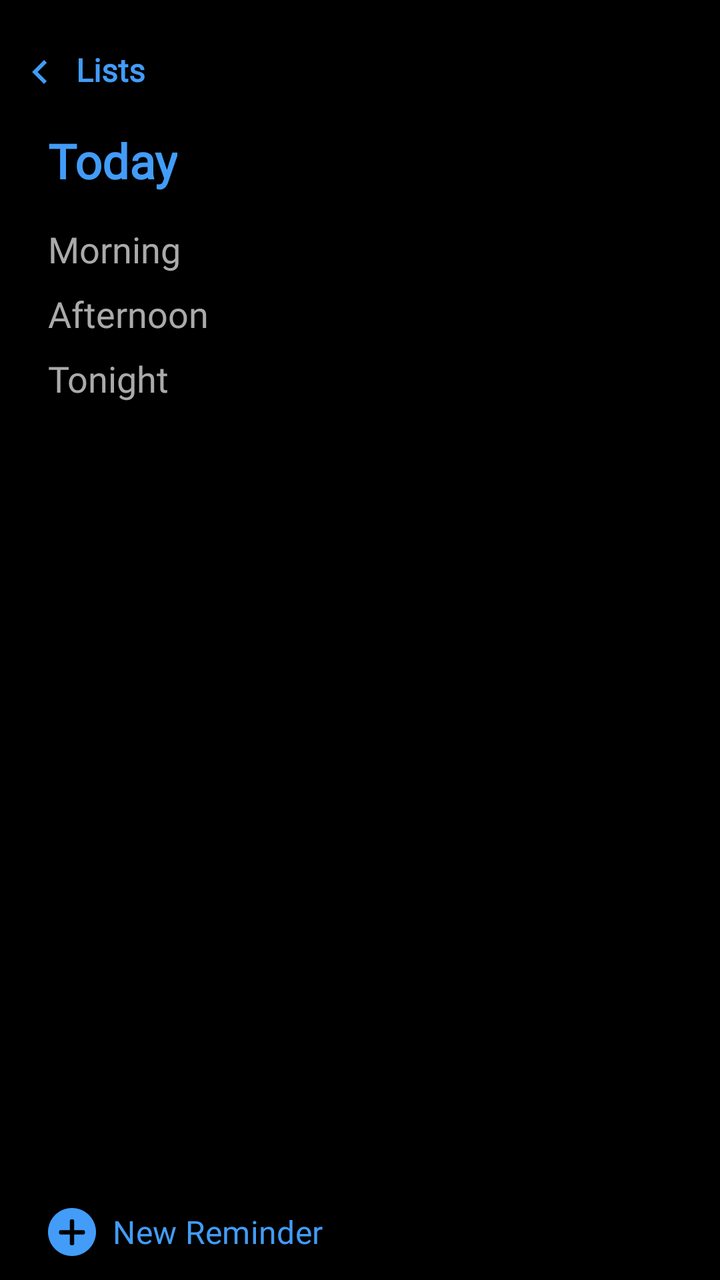
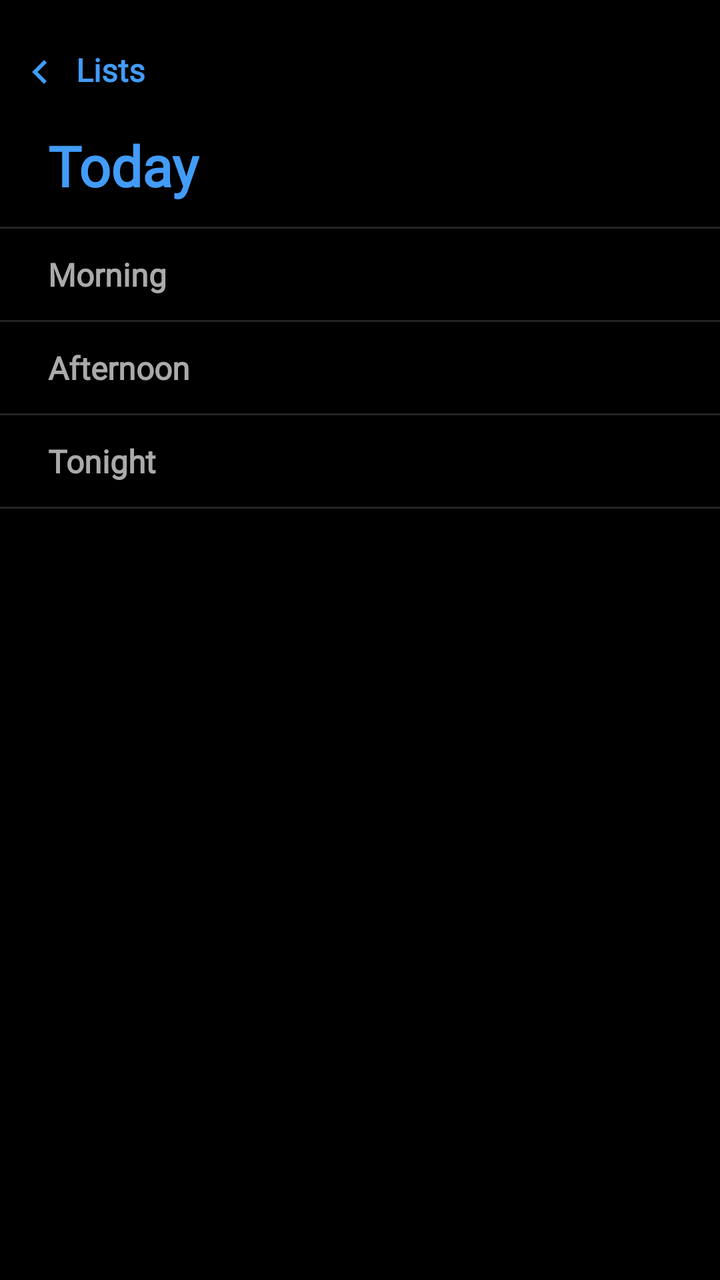

Screens rendered from an Android XML layout before and after an edit, with the pre-edit source and the edit as a unified diff.
<!-- AndroidManifest.xml: application theme Theme.RemindersTDL -->
<!-- res/layout/fragment_today.xml -->
<?xml version="1.0" encoding="utf-8"?>
<RelativeLayout xmlns:android="http://schemas.android.com/apk/res/android"
    xmlns:app="http://schemas.android.com/apk/res-auto"
    android:id="@+id/main"
    android:layout_width="match_parent"
    android:layout_height="match_parent"
    android:animateLayoutChanges="true"
    android:background="@color/black">

    <LinearLayout
        android:layout_width="match_parent"
        android:layout_height="wrap_content"
        android:layout_alignParentTop="true"
        android:orientation="vertical">

        <TextView
            android:id="@+id/backToHomeBtn"
            android:layout_width="wrap_content"
            android:layout_height="wrap_content"
            android:layout_marginTop="16dp"
            android:drawablePadding="6dp"
            android:fontFamily="@font/roboto_regular"
            android:padding="8dp"
            android:text="@string/lists"
            android:textColor="@color/light_blue"
            android:textSize="16sp"
            android:textStyle="bold"
            app:drawableStartCompat="@drawable/arrow_left" />

        <ScrollView
            android:layout_width="match_parent"
            android:layout_height="match_parent"
            android:background="@color/black">

            <RelativeLayout
                android:layout_width="match_parent"
                android:layout_height="wrap_content">

                <TextView
                    android:id="@+id/today_text"
                    android:layout_width="wrap_content"
                    android:layout_height="wrap_content"
                    android:layout_marginHorizontal="16dp"
                    android:fontFamily="@font/roboto_bold"
                    android:padding="8dp"
                    android:text="@string/today"
                    android:textColor="@color/light_blue"
                    android:textSize="24sp"
                    android:textStyle="bold" />

                <LinearLayout
                    android:layout_width="match_parent"
                    android:layout_height="wrap_content"
                    android:layout_below="@+id/today_text"
                    android:layout_marginHorizontal="16dp"
                    android:orientation="vertical"
                    android:padding="8dp">

                    
                    <TextView
                        android:id="@+id/text_morning"
                        android:layout_width="match_parent"
                        android:layout_height="wrap_content"
                        android:fontFamily="@font/roboto_bold"
                        android:paddingBottom="8dp"
                        android:text="@string/morning"
                        android:textColor="@android:color/darker_gray"
                        android:textSize="18sp" />

                    <androidx.recyclerview.widget.RecyclerView
                        android:id="@+id/recycler_morning"
                        android:layout_width="match_parent"
                        android:layout_height="wrap_content"
                        android:layout_marginBottom="16dp"
                        android:visibility="gone" />

                    
                    <TextView
                        android:id="@+id/text_afternoon"
                        android:layout_width="match_parent"
                        android:layout_height="wrap_content"
                        android:fontFamily="@font/roboto_bold"
                        android:paddingBottom="8dp"
                        android:text="@string/afternoon"
                        android:textColor="@android:color/darker_gray"
                        android:textSize="18sp" />

                    <androidx.recyclerview.widget.RecyclerView
                        android:id="@+id/recycler_afternoon"
                        android:layout_width="match_parent"
                        android:layout_height="wrap_content"
                        android:layout_marginBottom="16dp"
                        android:visibility="gone" />

                    
                    <TextView
                        android:id="@+id/text_tonight"
                        android:layout_width="match_parent"
                        android:layout_height="wrap_content"
                        android:fontFamily="@font/roboto_bold"
                        android:paddingBottom="8dp"
                        android:text="@string/tonight"
                        android:textColor="@android:color/darker_gray"
                        android:textSize="18sp" />

                    <androidx.recyclerview.widget.RecyclerView
                        android:id="@+id/recycler_tonight"
                        android:layout_width="match_parent"
                        android:layout_height="wrap_content"
                        android:visibility="gone" />
                </LinearLayout>
            </RelativeLayout>
        </ScrollView>
    </LinearLayout>

    <androidx.constraintlayout.widget.ConstraintLayout
        android:id="@+id/button_container"
        android:layout_width="match_parent"
        android:layout_height="wrap_content"
        android:layout_alignParentBottom="true"
        android:animateLayoutChanges="true">

        <com.google.android.material.button.MaterialButton
            android:id="@+id/new_reminder_button"
            android:layout_width="wrap_content"
            android:layout_height="wrap_content"
            android:background="@android:color/transparent"
            android:fontFamily="@font/roboto_bold"
            android:text="@string/new_reminder"
            android:textColor="@color/light_blue"
            android:textSize="16sp"
            app:icon="@drawable/plus_icon"
            app:iconGravity="textStart"
            app:iconPadding="8dp"
            app:iconSize="24dp"
            app:iconTint="@color/light_blue"
            app:layout_constraintBottom_toBottomOf="parent"
            app:layout_constraintStart_toStartOf="parent" />

    </androidx.constraintlayout.widget.ConstraintLayout>
</RelativeLayout>
<!-- resources referenced by this layout -->
<resources>
  <color name="black">#FF000000</color>
  <color name="light_blue">#429CF8</color>
  <!-- drawable arrow_left (drawable) -->
  <vector xmlns:android="http://schemas.android.com/apk/res/android"
      android:width="24dp"
      android:height="24dp"
      android:autoMirrored="true"
      android:tint="@color/light_blue"
      android:viewportWidth="24"
      android:viewportHeight="24">
  
      <path
          android:fillColor="@android:color/white"
          android:pathData="M15.41,16.59L10.83,12l4.58,-4.59L14,6l-6,6 6,6 1.41,-1.41z" />
  
  </vector>
  <!-- drawable plus_icon (drawable) -->
  <vector xmlns:android="http://schemas.android.com/apk/res/android"
      android:width="16dp"
      android:height="16dp"
      android:viewportWidth="78"
      android:viewportHeight="78">
  
      <path
          android:fillColor="#000000"
          android:fillType="evenOdd"
          android:pathData="M42.5,43L57.591,43C58.921,43 60,41.922 60,40.591L60,38.409C60,37.079 58.92,36 57.591,36L42.5,36L42.5,20.909C42.5,19.579 41.422,18.5 40.091,18.5L37.909,18.5C36.579,18.5 35.5,19.58 35.5,20.909L35.5,36L20.409,36C19.079,36 18,37.078 18,38.409L18,40.591C18,41.921 19.08,43 20.409,43L35.5,43L35.5,58.091C35.5,59.421 36.578,60.5 37.909,60.5L40.091,60.5C41.421,60.5 42.5,59.42 42.5,58.091L42.5,43ZM0,39C0,17.461 17.456,0 39,0C60.539,0 78,17.456 78,39C78,60.539 60.544,78 39,78C17.461,78 0,60.544 0,39Z"
          android:strokeWidth="1"
          android:strokeColor="#00000000" />
  
  </vector>
  <string name="afternoon">Afternoon</string>
  <string name="lists">Lists</string>
  <string name="morning">Morning</string>
  <string name="new_reminder">New Reminder</string>
  <string name="today">Today</string>
  <string name="tonight">Tonight</string>
  <style name="Theme.RemindersTDL" parent="Base.Theme.RemindersTDL" />
  <style name="Base.Theme.RemindersTDL" parent="Theme.Material3.DayNight.NoActionBar">
          
          
  
          <item name="android:windowIsTranslucent">true</item>
      </style>
</resources>

<!-- the commit's change to res/layout/fragment_today.xml (unified diff, before → after) -->
@@ -41,31 +41,40 @@
                     android:layout_width="wrap_content"
                     android:layout_height="wrap_content"
                     android:layout_marginHorizontal="16dp"
+                    android:layout_marginBottom="4dp"
                     android:fontFamily="@font/roboto_bold"
                     android:padding="8dp"
                     android:text="@string/today"
                     android:textColor="@color/light_blue"
-                    android:textSize="24sp"
+                    android:textSize="28sp"
                     android:textStyle="bold" />
+
+                <View
+                    android:id="@+id/view1"
+                    android:layout_width="match_parent"
+                    android:layout_height="1dp"
+                    android:layout_below="@+id/today_text"
+                    android:background="@color/my_gray" />
 
                 <LinearLayout
                     android:layout_width="match_parent"
                     android:layout_height="wrap_content"
-                    android:layout_below="@+id/today_text"
-                    android:layout_marginHorizontal="16dp"
-                    android:orientation="vertical"
-                    android:padding="8dp">
+                    android:layout_below="@+id/view1"
+                    android:orientation="vertical">
 
                     
                     <TextView
                         android:id="@+id/text_morning"
                         android:layout_width="match_parent"
                         android:layout_height="wrap_content"
+                        android:layout_marginHorizontal="16dp"
+                        android:layout_marginVertical="4dp"
                         android:fontFamily="@font/roboto_bold"
-                        android:paddingBottom="8dp"
+                        android:padding="8dp"
                         android:text="@string/morning"
                         android:textColor="@android:color/darker_gray"
-                        android:textSize="18sp" />
+                        android:textSize="16sp"
+                        android:textStyle="bold" />
 
                     <androidx.recyclerview.widget.RecyclerView
                         android:id="@+id/recycler_morning"
@@ -74,16 +83,24 @@
                         android:layout_marginBottom="16dp"
                         android:visibility="gone" />
 
+                    <View
+                        android:layout_width="match_parent"
+                        android:layout_height="1dp"
+                        android:background="@color/my_gray" />
+
                     
                     <TextView
                         android:id="@+id/text_afternoon"
                         android:layout_width="match_parent"
                         android:layout_height="wrap_content"
+                        android:layout_marginHorizontal="16dp"
+                        android:layout_marginVertical="4dp"
                         android:fontFamily="@font/roboto_bold"
-                        android:paddingBottom="8dp"
+                        android:padding="8dp"
                         android:text="@string/afternoon"
                         android:textColor="@android:color/darker_gray"
-                        android:textSize="18sp" />
+                        android:textSize="16sp"
+                        android:textStyle="bold" />
 
                     <androidx.recyclerview.widget.RecyclerView
                         android:id="@+id/recycler_afternoon"
@@ -92,50 +109,37 @@
                         android:layout_marginBottom="16dp"
                         android:visibility="gone" />
 
+                    <View
+                        android:layout_width="match_parent"
+                        android:layout_height="1dp"
+                        android:background="@color/my_gray" />
+
                     
                     <TextView
                         android:id="@+id/text_tonight"
                         android:layout_width="match_parent"
                         android:layout_height="wrap_content"
+                        android:layout_marginHorizontal="16dp"
+                        android:layout_marginVertical="4dp"
                         android:fontFamily="@font/roboto_bold"
-                        android:paddingBottom="8dp"
+                        android:padding="8dp"
                         android:text="@string/tonight"
                         android:textColor="@android:color/darker_gray"
-                        android:textSize="18sp" />
+                        android:textSize="16sp"
+                        android:textStyle="bold" />
 
                     <androidx.recyclerview.widget.RecyclerView
                         android:id="@+id/recycler_tonight"
                         android:layout_width="match_parent"
                         android:layout_height="wrap_content"
                         android:visibility="gone" />
+
+                    <View
+                        android:layout_width="match_parent"
+                        android:layout_height="1dp"
+                        android:background="@color/my_gray" />
                 </LinearLayout>
             </RelativeLayout>
         </ScrollView>
     </LinearLayout>
-
-    <androidx.constraintlayout.widget.ConstraintLayout
-        android:id="@+id/button_container"
-        android:layout_width="match_parent"
-        android:layout_height="wrap_content"
-        android:layout_alignParentBottom="true"
-        android:animateLayoutChanges="true">
-
-        <com.google.android.material.button.MaterialButton
-            android:id="@+id/new_reminder_button"
-            android:layout_width="wrap_content"
-            android:layout_height="wrap_content"
-            android:background="@android:color/transparent"
-            android:fontFamily="@font/roboto_bold"
-            android:text="@string/new_reminder"
-            android:textColor="@color/light_blue"
-            android:textSize="16sp"
-            app:icon="@drawable/plus_icon"
-            app:iconGravity="textStart"
-            app:iconPadding="8dp"
-            app:iconSize="24dp"
-            app:iconTint="@color/light_blue"
-            app:layout_constraintBottom_toBottomOf="parent"
-            app:layout_constraintStart_toStartOf="parent" />
-
-    </androidx.constraintlayout.widget.ConstraintLayout>
 </RelativeLayout>
<!-- resource entries referenced after the edit -->
@@ -2,6 +2,7 @@
 <resources>
   <color name="black">#FF000000</color>
   <color name="light_blue">#429CF8</color>
+  <color name="my_gray">#242426</color>
   <!-- drawable arrow_left (drawable) -->
   <vector xmlns:android="http://schemas.android.com/apk/res/android"
       android:width="24dp"
@@ -16,25 +17,9 @@
           android:pathData="M15.41,16.59L10.83,12l4.58,-4.59L14,6l-6,6 6,6 1.41,-1.41z" />
   
   </vector>
-  <!-- drawable plus_icon (drawable) -->
-  <vector xmlns:android="http://schemas.android.com/apk/res/android"
-      android:width="16dp"
-      android:height="16dp"
-      android:viewportWidth="78"
-      android:viewportHeight="78">
-  
-      <path
-          android:fillColor="#000000"
-          android:fillType="evenOdd"
-          android:pathData="M42.5,43L57.591,43C58.921,43 60,41.922 60,40.591L60,38.409C60,37.079 58.92,36 57.591,36L42.5,36L42.5,20.909C42.5,19.579 41.422,18.5 40.091,18.5L37.909,18.5C36.579,18.5 35.5,19.58 35.5,20.909L35.5,36L20.409,36C19.079,36 18,37.078 18,38.409L18,40.591C18,41.921 19.08,43 20.409,43L35.5,43L35.5,58.091C35.5,59.421 36.578,60.5 37.909,60.5L40.091,60.5C41.421,60.5 42.5,59.42 42.5,58.091L42.5,43ZM0,39C0,17.461 17.456,0 39,0C60.539,0 78,17.456 78,39C78,60.539 60.544,78 39,78C17.461,78 0,60.544 0,39Z"
-          android:strokeWidth="1"
-          android:strokeColor="#00000000" />
-  
-  </vector>
   <string name="afternoon">Afternoon</string>
   <string name="lists">Lists</string>
   <string name="morning">Morning</string>
-  <string name="new_reminder">New Reminder</string>
   <string name="today">Today</string>
   <string name="tonight">Tonight</string>
   <style name="Theme.RemindersTDL" parent="Base.Theme.RemindersTDL" />
